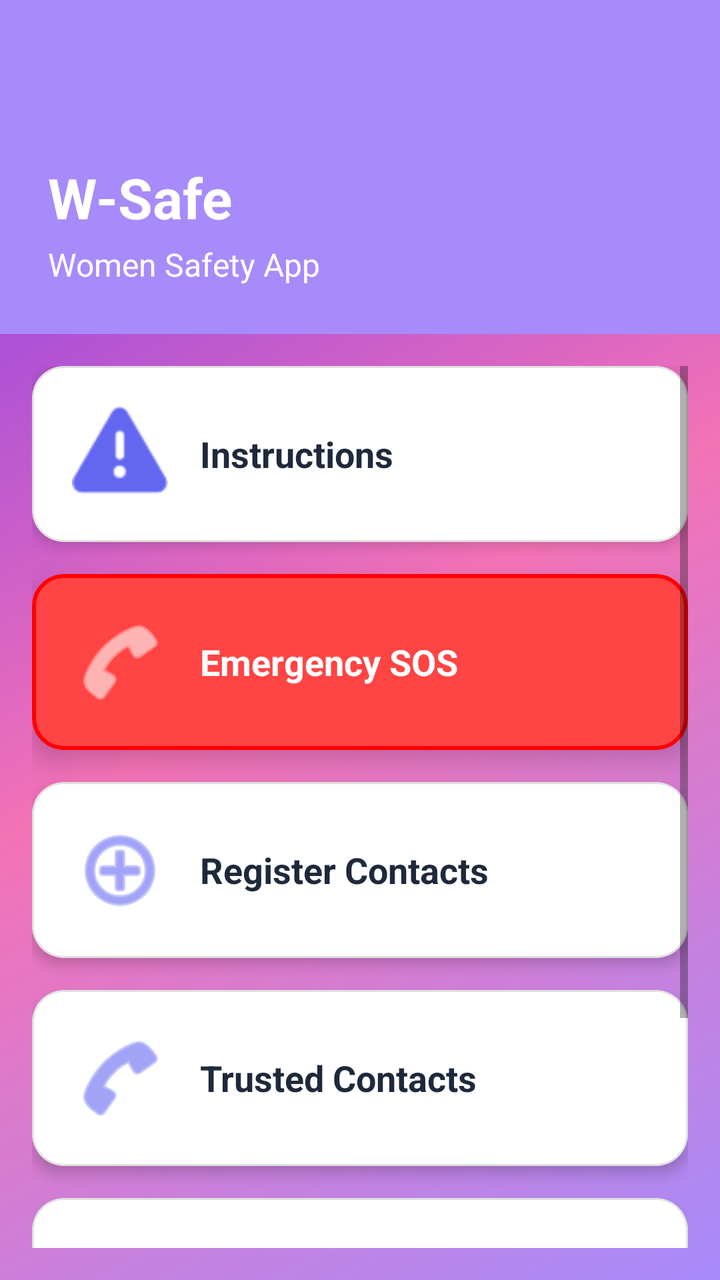
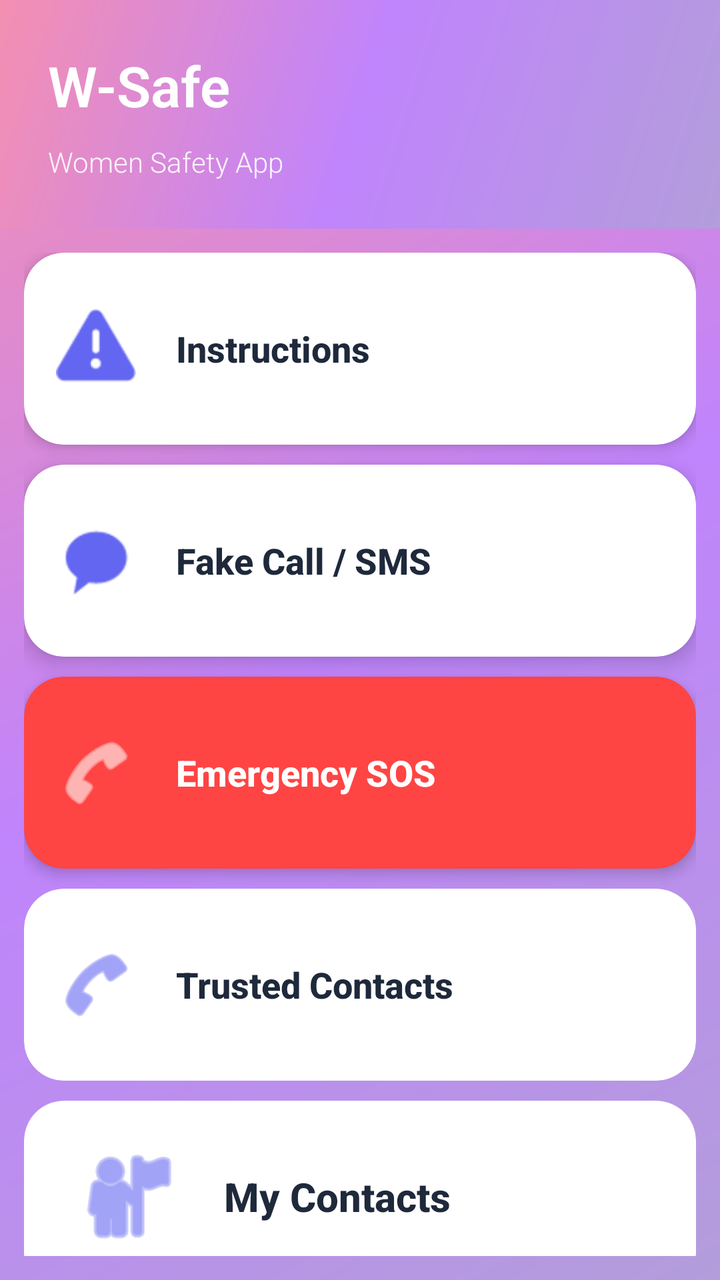

Two renders of the same Android screen: before a commit and after it. Below are the layout's source before the change and the commit's diff.
<!-- AndroidManifest.xml: application theme AppTheme -->
<!-- res/layout/app_bar_main.xml -->
<?xml version="1.0" encoding="utf-8"?>
<LinearLayout xmlns:android="http://schemas.android.com/apk/res/android"
    xmlns:app="http://schemas.android.com/apk/res-auto"
    xmlns:tools="http://schemas.android.com/tools"
    android:layout_width="match_parent"
    android:layout_height="match_parent"
    android:orientation="vertical"
    android:background="@drawable/gradient_background">

    <androidx.appcompat.widget.Toolbar
        android:id="@+id/toolbar"
        android:layout_width="match_parent"
        android:layout_height="?attr/actionBarSize"
        android:background="?attr/colorPrimary"
        app:popupTheme="@style/AppTheme.PopupOverlay" />

    
    <LinearLayout
        android:layout_width="match_parent"
        android:layout_height="wrap_content"
        android:orientation="vertical"
        android:padding="24dp"
        android:background="?attr/colorPrimary">

        <TextView
            android:layout_width="wrap_content"
            android:layout_height="wrap_content"
            android:text="W-Safe"
            android:textSize="28sp"
            android:textStyle="bold"
            android:textColor="@android:color/white"
            android:layout_marginBottom="4dp" />

        <TextView
            android:layout_width="wrap_content"
            android:layout_height="wrap_content"
            android:text="Women Safety App"
            android:textSize="16sp"
            android:textColor="@android:color/white" />

    </LinearLayout>

    
    <ScrollView
        android:layout_width="match_parent"
        android:layout_height="match_parent"
        android:padding="16dp">

        <LinearLayout
            android:layout_width="match_parent"
            android:layout_height="wrap_content"
            android:orientation="vertical">

            
            <com.google.android.material.card.MaterialCardView
                android:id="@+id/cardInstructions"
                android:layout_width="match_parent"
                android:layout_height="wrap_content"
                android:layout_marginBottom="16dp"
                app:cardCornerRadius="16dp"
                app:cardElevation="4dp"
                app:cardBackgroundColor="@android:color/white"
                app:strokeWidth="1dp"
                app:strokeColor="#E0E0E0">

                <LinearLayout
                    android:layout_width="match_parent"
                    android:layout_height="wrap_content"
                    android:orientation="horizontal"
                    android:padding="20dp"
                    android:gravity="center_vertical">

                    <ImageView
                        android:layout_width="48dp"
                        android:layout_height="48dp"
                        android:src="@android:drawable/ic_dialog_alert"
                        android:tint="#6366F1"
                        android:layout_marginEnd="16dp" />

                    <TextView
                        android:layout_width="wrap_content"
                        android:layout_height="wrap_content"
                        android:text="Instructions"
                        android:textSize="18sp"
                        android:textStyle="bold"
                        android:textColor="#1E293B" />

                </LinearLayout>

            </com.google.android.material.card.MaterialCardView>

            
            <com.google.android.material.card.MaterialCardView
                android:id="@+id/cardEmergencySOS"
                android:layout_width="match_parent"
                android:layout_height="wrap_content"
                android:layout_marginBottom="16dp"
                app:cardCornerRadius="16dp"
                app:cardElevation="8dp"
                app:cardBackgroundColor="#FF4444"
                app:strokeWidth="2dp"
                app:strokeColor="#FF0000">

                <LinearLayout
                    android:layout_width="match_parent"
                    android:layout_height="wrap_content"
                    android:orientation="horizontal"
                    android:padding="20dp"
                    android:gravity="center_vertical">

                    <ImageView
                        android:layout_width="48dp"
                        android:layout_height="48dp"
                        android:src="@android:drawable/ic_menu_call"
                        android:tint="@android:color/white"
                        android:layout_marginEnd="16dp" />

                    <TextView
                        android:layout_width="wrap_content"
                        android:layout_height="wrap_content"
                        android:text="Emergency SOS"
                        android:textSize="18sp"
                        android:textStyle="bold"
                        android:textColor="@android:color/white" />

                </LinearLayout>

            </com.google.android.material.card.MaterialCardView>

            
            <com.google.android.material.card.MaterialCardView
                android:id="@+id/cardRegisterContacts"
                android:layout_width="match_parent"
                android:layout_height="wrap_content"
                android:layout_marginBottom="16dp"
                app:cardCornerRadius="16dp"
                app:cardElevation="4dp"
                app:cardBackgroundColor="@android:color/white"
                app:strokeWidth="1dp"
                app:strokeColor="#E0E0E0">

                <LinearLayout
                    android:layout_width="match_parent"
                    android:layout_height="wrap_content"
                    android:orientation="horizontal"
                    android:padding="20dp"
                    android:gravity="center_vertical">

                    <ImageView
                        android:layout_width="48dp"
                        android:layout_height="48dp"
                        android:src="@android:drawable/ic_menu_add"
                        android:tint="#6366F1"
                        android:layout_marginEnd="16dp" />

                    <TextView
                        android:layout_width="wrap_content"
                        android:layout_height="wrap_content"
                        android:text="Register Contacts"
                        android:textSize="18sp"
                        android:textStyle="bold"
                        android:textColor="#1E293B" />

                </LinearLayout>

            </com.google.android.material.card.MaterialCardView>

            
            <com.google.android.material.card.MaterialCardView
                android:id="@+id/cardTrustedContacts"
                android:layout_width="match_parent"
                android:layout_height="wrap_content"
                android:layout_marginBottom="16dp"
                app:cardCornerRadius="16dp"
                app:cardElevation="4dp"
                app:cardBackgroundColor="@android:color/white"
                app:strokeWidth="1dp"
                app:strokeColor="#E0E0E0">

                <LinearLayout
                    android:layout_width="match_parent"
                    android:layout_height="wrap_content"
                    android:orientation="horizontal"
                    android:padding="20dp"
                    android:gravity="center_vertical">

                    <ImageView
                        android:layout_width="48dp"
                        android:layout_height="48dp"
                        android:src="@android:drawable/ic_menu_call"
                        android:tint="#6366F1"
                        android:layout_marginEnd="16dp" />

                    <TextView
                        android:layout_width="wrap_content"
                        android:layout_height="wrap_content"
                        android:text="Trusted Contacts"
                        android:textSize="18sp"
                        android:textStyle="bold"
                        android:textColor="#1E293B" />

                </LinearLayout>

            </com.google.android.material.card.MaterialCardView>

            
            <com.google.android.material.card.MaterialCardView
                android:id="@+id/cardMyContacts"
                android:layout_width="match_parent"
                android:layout_height="wrap_content"
                android:layout_marginBottom="16dp"
                app:cardCornerRadius="16dp"
                app:cardElevation="4dp"
                app:cardBackgroundColor="@android:color/white"
                app:strokeWidth="1dp"
                app:strokeColor="#E0E0E0">

                <LinearLayout
                    android:layout_width="match_parent"
                    android:layout_height="wrap_content"
                    android:orientation="horizontal"
                    android:padding="20dp"
                    android:gravity="center_vertical">

                    <ImageView
                        android:layout_width="48dp"
                        android:layout_height="48dp"
                        android:src="@android:drawable/ic_menu_myplaces"
                        android:tint="#6366F1"
                        android:layout_marginEnd="16dp" />

                    <TextView
                        android:layout_width="wrap_content"
                        android:layout_height="wrap_content"
                        android:text="My Contacts"
                        android:textSize="18sp"
                        android:textStyle="bold"
                        android:textColor="#1E293B" />

                </LinearLayout>

            </com.google.android.material.card.MaterialCardView>

            
            <com.google.android.material.card.MaterialCardView
                android:id="@+id/cardLiveLocation"
                android:layout_width="match_parent"
                android:layout_height="wrap_content"
                android:layout_marginBottom="16dp"
                app:cardCornerRadius="16dp"
                app:cardElevation="4dp"
                app:cardBackgroundColor="@android:color/white"
                app:strokeWidth="1dp"
                app:strokeColor="#E0E0E0">

                <LinearLayout
                    android:layout_width="match_parent"
                    android:layout_height="wrap_content"
                    android:orientation="horizontal"
                    android:padding="20dp"
                    android:gravity="center_vertical">

                    <ImageView
                        android:layout_width="48dp"
                        android:layout_height="48dp"
                        android:src="@android:drawable/ic_menu_mylocation"
                        android:tint="#6366F1"
                        android:layout_marginEnd="16dp" />

                    <TextView
                        android:layout_width="wrap_content"
                        android:layout_height="wrap_content"
                        android:text="Live Location"
                        android:textSize="18sp"
                        android:textStyle="bold"
                        android:textColor="#1E293B" />

                </LinearLayout>

            </com.google.android.material.card.MaterialCardView>

            
            <com.google.android.material.card.MaterialCardView
                android:id="@+id/cardAdminPanel"
                android:layout_width="match_parent"
                android:layout_height="wrap_content"
                android:layout_marginBottom="16dp"
                android:visibility="gone"
                app:cardCornerRadius="16dp"
                app:cardElevation="4dp"
                app:cardBackgroundColor="@android:color/white"
                app:strokeWidth="1dp"
                app:strokeColor="#E0E0E0">

                <LinearLayout
                    android:layout_width="match_parent"
                    android:layout_height="wrap_content"
                    android:orientation="horizontal"
                    android:padding="20dp"
                    android:gravity="center_vertical">

                    <ImageView
                        android:layout_width="48dp"
                        android:layout_height="48dp"
                        android:src="@android:drawable/ic_menu_manage"
                        android:tint="#6366F1"
                        android:layout_marginEnd="16dp" />

                    <TextView
                        android:layout_width="wrap_content"
                        android:layout_height="wrap_content"
                        android:text="Admin Panel"
                        android:textSize="18sp"
                        android:textStyle="bold"
                        android:textColor="#1E293B" />

                </LinearLayout>

            </com.google.android.material.card.MaterialCardView>

        </LinearLayout>

    </ScrollView>

    <FrameLayout
        android:id="@+id/content_frame"
        android:layout_width="match_parent"
        android:layout_height="match_parent" />

</LinearLayout>
<!-- resources referenced by this layout -->
<resources>
  <!-- drawable gradient_background (drawable) -->
  <?xml version="1.0" encoding="utf-8"?>
  <shape xmlns:android="http://schemas.android.com/apk/res/android">
      <gradient
          android:type="linear"
          android:angle="135"
          android:startColor="#A78BFA"
          android:centerColor="#F472B6"
          android:endColor="#7C3AED" />
  </shape>
  <style name="AppTheme.PopupOverlay" parent="ThemeOverlay.MaterialComponents.Light" />
  <style name="AppTheme" parent="Theme.MaterialComponents.Light.DarkActionBar">
          
          <item name="colorPrimary">@color/colorPrimary</item>
          <item name="colorPrimaryDark">@color/colorPrimaryDark</item>
          <item name="colorAccent">@color/colorAccent</item>
      </style>
  <color name="colorPrimary">#A78BFA</color>
  <color name="colorPrimaryDark">#7C3AED</color>
  <color name="colorAccent">#F472B6</color>
</resources>

<!-- the commit's change to res/layout/app_bar_main.xml (unified diff, before → after) -->
@@ -7,20 +7,14 @@
     android:orientation="vertical"
     android:background="@drawable/gradient_background">
 
-    <androidx.appcompat.widget.Toolbar
-        android:id="@+id/toolbar"
-        android:layout_width="match_parent"
-        android:layout_height="?attr/actionBarSize"
-        android:background="?attr/colorPrimary"
-        app:popupTheme="@style/AppTheme.PopupOverlay" />
-
     
     <LinearLayout
         android:layout_width="match_parent"
         android:layout_height="wrap_content"
         android:orientation="vertical"
         android:padding="24dp"
-        android:background="?attr/colorPrimary">
+        android:background="@drawable/gradient_background"
+        android:elevation="0dp">
 
         <TextView
             android:layout_width="wrap_content"
@@ -29,14 +23,17 @@
             android:textSize="28sp"
             android:textStyle="bold"
             android:textColor="@android:color/white"
-            android:layout_marginBottom="4dp" />
+            android:layout_marginBottom="10dp"
+            android:fontFamily="sans-serif-light" />
 
         <TextView
             android:layout_width="wrap_content"
             android:layout_height="wrap_content"
             android:text="Women Safety App"
-            android:textSize="16sp"
-            android:textColor="@android:color/white" />
+            android:textSize="14sp" 
+            android:textColor="@android:color/white"
+            android:alpha="0.9"
+            android:fontFamily="sans-serif-light" />
 
     </LinearLayout>
 
@@ -44,7 +41,9 @@
     <ScrollView
         android:layout_width="match_parent"
         android:layout_height="match_parent"
-        android:padding="16dp">
+        android:padding="12dp"
+        android:scrollbars="none"
+        android:background="@android:color/transparent">
 
         <LinearLayout
             android:layout_width="match_parent"
@@ -55,27 +54,29 @@
             <com.google.android.material.card.MaterialCardView
                 android:id="@+id/cardInstructions"
                 android:layout_width="match_parent"
-                android:layout_height="wrap_content"
-                android:layout_marginBottom="16dp"
-                app:cardCornerRadius="16dp"
+                android:layout_height="96dp"
+                android:layout_marginBottom="10dp"
+                app:cardCornerRadius="20dp"
                 app:cardElevation="4dp"
                 app:cardBackgroundColor="@android:color/white"
-                app:strokeWidth="1dp"
-                app:strokeColor="#E0E0E0">
-
-                <LinearLayout
-                    android:layout_width="match_parent"
-                    android:layout_height="wrap_content"
-                    android:orientation="horizontal"
-                    android:padding="20dp"
-                    android:gravity="center_vertical">
-
-                    <ImageView
-                        android:layout_width="48dp"
-                        android:layout_height="48dp"
+                app:strokeWidth="0dp"
+                android:clickable="true"
+                android:focusable="true"
+                android:foreground="?attr/selectableItemBackground">
+
+                <LinearLayout
+                    android:layout_width="match_parent"
+                    android:layout_height="match_parent"
+                    android:orientation="horizontal"
+                    android:padding="16dp"
+                    android:gravity="center_vertical">
+
+                    <ImageView
+                        android:layout_width="40dp"
+                        android:layout_height="40dp"
                         android:src="@android:drawable/ic_dialog_alert"
                         android:tint="#6366F1"
-                        android:layout_marginEnd="16dp" />
+                        android:layout_marginEnd="20dp" />
 
                     <TextView
                         android:layout_width="wrap_content"
@@ -83,7 +84,49 @@
                         android:text="Instructions"
                         android:textSize="18sp"
                         android:textStyle="bold"
-                        android:textColor="#1E293B" />
+                        android:textColor="#1E293B"
+                        android:fontFamily="sans-serif-medium" />
+
+                </LinearLayout>
+
+            </com.google.android.material.card.MaterialCardView>
+
+            
+            <com.google.android.material.card.MaterialCardView
+                android:id="@+id/cardFakeActions"
+                android:layout_width="match_parent"
+                android:layout_height="96dp"
+                android:layout_marginBottom="10dp"
+                app:cardCornerRadius="20dp"
+                app:cardElevation="6dp"
+                app:cardBackgroundColor="@android:color/white"
+                app:strokeWidth="0dp"
+                android:clickable="true"
+                android:focusable="true"
+                android:foreground="?attr/selectableItemBackground">
+
+                <LinearLayout
+                    android:layout_width="match_parent"
+                    android:layout_height="match_parent"
+                    android:orientation="horizontal"
+                    android:padding="16dp"
+                    android:gravity="center_vertical">
+
+                    <ImageView
+                        android:layout_width="40dp"
+                        android:layout_height="40dp"
+                        android:src="@android:drawable/sym_action_chat"
+                        android:tint="#6366F1"
+                        android:layout_marginEnd="20dp" />
+
+                    <TextView
+                        android:layout_width="wrap_content"
+                        android:layout_height="wrap_content"
+                        android:text="Fake Call / SMS"
+                        android:textSize="18sp"
+                        android:textStyle="bold"
+                        android:textColor="#1E293B"
+                        android:fontFamily="sans-serif-medium" />
 
                 </LinearLayout>
 
@@ -93,27 +136,29 @@
             <com.google.android.material.card.MaterialCardView
                 android:id="@+id/cardEmergencySOS"
                 android:layout_width="match_parent"
-                android:layout_height="wrap_content"
-                android:layout_marginBottom="16dp"
-                app:cardCornerRadius="16dp"
-                app:cardElevation="8dp"
+                android:layout_height="96dp"
+                android:layout_marginBottom="10dp"
+                app:cardCornerRadius="20dp"
+                app:cardElevation="4dp"
                 app:cardBackgroundColor="#FF4444"
-                app:strokeWidth="2dp"
-                app:strokeColor="#FF0000">
-
-                <LinearLayout
-                    android:layout_width="match_parent"
-                    android:layout_height="wrap_content"
-                    android:orientation="horizontal"
-                    android:padding="20dp"
-                    android:gravity="center_vertical">
-
-                    <ImageView
-                        android:layout_width="48dp"
-                        android:layout_height="48dp"
+                app:strokeWidth="0dp"
+                android:clickable="true"
+                android:focusable="true"
+                android:foreground="?attr/selectableItemBackground">
+
+                <LinearLayout
+                    android:layout_width="match_parent"
+                    android:layout_height="match_parent"
+                    android:orientation="horizontal"
+                    android:padding="16dp"
+                    android:gravity="center_vertical">
+
+                    <ImageView
+                        android:layout_width="40dp"
+                        android:layout_height="40dp"
                         android:src="@android:drawable/ic_menu_call"
                         android:tint="@android:color/white"
-                        android:layout_marginEnd="16dp" />
+                        android:layout_marginEnd="20dp" />
 
                     <TextView
                         android:layout_width="wrap_content"
@@ -121,45 +166,8 @@
                         android:text="Emergency SOS"
                         android:textSize="18sp"
                         android:textStyle="bold"
-                        android:textColor="@android:color/white" />
-
-                </LinearLayout>
-
-            </com.google.android.material.card.MaterialCardView>
-
-            
-            <com.google.android.material.card.MaterialCardView
-                android:id="@+id/cardRegisterContacts"
-                android:layout_width="match_parent"
-                android:layout_height="wrap_content"
-                android:layout_marginBottom="16dp"
-                app:cardCornerRadius="16dp"
-                app:cardElevation="4dp"
-                app:cardBackgroundColor="@android:color/white"
-                app:strokeWidth="1dp"
-                app:strokeColor="#E0E0E0">
-
-                <LinearLayout
-                    android:layout_width="match_parent"
-                    android:layout_height="wrap_content"
-                    android:orientation="horizontal"
-                    android:padding="20dp"
-                    android:gravity="center_vertical">
-
-                    <ImageView
-                        android:layout_width="48dp"
-                        android:layout_height="48dp"
-                        android:src="@android:drawable/ic_menu_add"
-                        android:tint="#6366F1"
-                        android:layout_marginEnd="16dp" />
-
-                    <TextView
-                        android:layout_width="wrap_content"
-                        android:layout_height="wrap_content"
-                        android:text="Register Contacts"
-                        android:textSize="18sp"
-                        android:textStyle="bold"
-                        android:textColor="#1E293B" />
+                        android:textColor="@android:color/white"
+                        android:fontFamily="sans-serif-medium" />
 
                 </LinearLayout>
 
@@ -169,27 +177,29 @@
             <com.google.android.material.card.MaterialCardView
                 android:id="@+id/cardTrustedContacts"
                 android:layout_width="match_parent"
-                android:layout_height="wrap_content"
-                android:layout_marginBottom="16dp"
-                app:cardCornerRadius="16dp"
-                app:cardElevation="4dp"
-                app:cardBackgroundColor="@android:color/white"
-                app:strokeWidth="1dp"
-                app:strokeColor="#E0E0E0">
-
-                <LinearLayout
-                    android:layout_width="match_parent"
-                    android:layout_height="wrap_content"
-                    android:orientation="horizontal"
-                    android:padding="20dp"
-                    android:gravity="center_vertical">
-
-                    <ImageView
-                        android:layout_width="48dp"
-                        android:layout_height="48dp"
+                android:layout_height="96dp"
+                android:layout_marginBottom="10dp"
+                app:cardCornerRadius="20dp"
+                app:cardElevation="0dp"
+                app:cardBackgroundColor="@android:color/white"
+                app:strokeWidth="0dp"
+                android:clickable="true"
+                android:focusable="true"
+                android:foreground="?attr/selectableItemBackground">
+
+                <LinearLayout
+                    android:layout_width="match_parent"
+                    android:layout_height="match_parent"
+                    android:orientation="horizontal"
+                    android:padding="16dp"
+                    android:gravity="center_vertical">
+
+                    <ImageView
+                        android:layout_width="40dp"
+                        android:layout_height="40dp"
                         android:src="@android:drawable/ic_menu_call"
                         android:tint="#6366F1"
-                        android:layout_marginEnd="16dp" />
+                        android:layout_marginEnd="20dp" />
 
                     <TextView
                         android:layout_width="wrap_content"
@@ -197,7 +207,8 @@
                         android:text="Trusted Contacts"
                         android:textSize="18sp"
                         android:textStyle="bold"
-                        android:textColor="#1E293B" />
+                        android:textColor="#1E293B"
+                        android:fontFamily="sans-serif-medium" />
 
                 </LinearLayout>
 
@@ -207,35 +218,38 @@
             <com.google.android.material.card.MaterialCardView
                 android:id="@+id/cardMyContacts"
                 android:layout_width="match_parent"
-                android:layout_height="wrap_content"
+                android:layout_height="96dp"
                 android:layout_marginBottom="16dp"
-                app:cardCornerRadius="16dp"
-                app:cardElevation="4dp"
-                app:cardBackgroundColor="@android:color/white"
-                app:strokeWidth="1dp"
-                app:strokeColor="#E0E0E0">
-
-                <LinearLayout
-                    android:layout_width="match_parent"
-                    android:layout_height="wrap_content"
-                    android:orientation="horizontal"
-                    android:padding="20dp"
-                    android:gravity="center_vertical">
-
-                    <ImageView
-                        android:layout_width="48dp"
-                        android:layout_height="48dp"
+                app:cardCornerRadius="20dp"
+                app:cardElevation="0dp"
+                app:cardBackgroundColor="@android:color/white"
+                app:strokeWidth="0dp"
+                android:clickable="true"
+                android:focusable="true"
+                android:foreground="?attr/selectableItemBackground">
+
+                <LinearLayout
+                    android:layout_width="match_parent"
+                    android:layout_height="match_parent"
+                    android:orientation="horizontal"
+                    android:padding="24dp"
+                    android:gravity="center_vertical">
+
+                    <ImageView
+                        android:layout_width="56dp"
+                        android:layout_height="56dp"
                         android:src="@android:drawable/ic_menu_myplaces"
                         android:tint="#6366F1"
-                        android:layout_marginEnd="16dp" />
+                        android:layout_marginEnd="20dp" />
 
                     <TextView
                         android:layout_width="wrap_content"
                         android:layout_height="wrap_content"
                         android:text="My Contacts"
-                        android:textSize="18sp"
-                        android:textStyle="bold"
-                        android:textColor="#1E293B" />
+                        android:textSize="20sp"
+                        android:textStyle="bold"
+                        android:textColor="#1E293B"
+                        android:fontFamily="sans-serif-medium" />
 
                 </LinearLayout>
 
@@ -245,35 +259,38 @@
             <com.google.android.material.card.MaterialCardView
                 android:id="@+id/cardLiveLocation"
                 android:layout_width="match_parent"
-                android:layout_height="wrap_content"
+                android:layout_height="96dp"
                 android:layout_marginBottom="16dp"
-                app:cardCornerRadius="16dp"
-                app:cardElevation="4dp"
-                app:cardBackgroundColor="@android:color/white"
-                app:strokeWidth="1dp"
-                app:strokeColor="#E0E0E0">
-
-                <LinearLayout
-                    android:layout_width="match_parent"
-                    android:layout_height="wrap_content"
-                    android:orientation="horizontal"
-                    android:padding="20dp"
-                    android:gravity="center_vertical">
-
-                    <ImageView
-                        android:layout_width="48dp"
-                        android:layout_height="48dp"
+                app:cardCornerRadius="20dp"
+                app:cardElevation="0dp"
+                app:cardBackgroundColor="@android:color/white"
+                app:strokeWidth="0dp"
+                android:clickable="true"
+                android:focusable="true"
+                android:foreground="?attr/selectableItemBackground">
+
+                <LinearLayout
+                    android:layout_width="match_parent"
+                    android:layout_height="match_parent"
+                    android:orientation="horizontal"
+                    android:padding="24dp"
+                    android:gravity="center_vertical">
+
+                    <ImageView
+                        android:layout_width="56dp"
+                        android:layout_height="56dp"
                         android:src="@android:drawable/ic_menu_mylocation"
                         android:tint="#6366F1"
-                        android:layout_marginEnd="16dp" />
+                        android:layout_marginEnd="20dp" />
 
                     <TextView
                         android:layout_width="wrap_content"
                         android:layout_height="wrap_content"
                         android:text="Live Location"
-                        android:textSize="18sp"
-                        android:textStyle="bold"
-                        android:textColor="#1E293B" />
+                        android:textSize="20sp"
+                        android:textStyle="bold"
+                        android:textColor="#1E293B"
+                        android:fontFamily="sans-serif-medium" />
 
                 </LinearLayout>
 
@@ -283,36 +300,39 @@
             <com.google.android.material.card.MaterialCardView
                 android:id="@+id/cardAdminPanel"
                 android:layout_width="match_parent"
-                android:layout_height="wrap_content"
+                android:layout_height="120dp"
                 android:layout_marginBottom="16dp"
                 android:visibility="gone"
-                app:cardCornerRadius="16dp"
-                app:cardElevation="4dp"
-                app:cardBackgroundColor="@android:color/white"
-                app:strokeWidth="1dp"
-                app:strokeColor="#E0E0E0">
-
-                <LinearLayout
-                    android:layout_width="match_parent"
-                    android:layout_height="wrap_content"
-                    android:orientation="horizontal"
-                    android:padding="20dp"
-                    android:gravity="center_vertical">
-
-                    <ImageView
-                        android:layout_width="48dp"
-                        android:layout_height="48dp"
+                app:cardCornerRadius="20dp"
+                app:cardElevation="0dp"
+                app:cardBackgroundColor="@android:color/white"
+                app:strokeWidth="0dp"
+                android:clickable="true"
+                android:focusable="true"
+                android:foreground="?attr/selectableItemBackground">
+
+                <LinearLayout
+                    android:layout_width="match_parent"
+                    android:layout_height="match_parent"
+                    android:orientation="horizontal"
+                    android:padding="24dp"
+                    android:gravity="center_vertical">
+
+                    <ImageView
+                        android:layout_width="56dp"
+                        android:layout_height="56dp"
                         android:src="@android:drawable/ic_menu_manage"
                         android:tint="#6366F1"
-                        android:layout_marginEnd="16dp" />
+                        android:layout_marginEnd="20dp" />
 
                     <TextView
                         android:layout_width="wrap_content"
                         android:layout_height="wrap_content"
                         android:text="Admin Panel"
-                        android:textSize="18sp"
-                        android:textStyle="bold"
-                        android:textColor="#1E293B" />
+                        android:textSize="20sp"
+                        android:textStyle="bold"
+                        android:textColor="#1E293B"
+                        android:fontFamily="sans-serif-medium" />
 
                 </LinearLayout>
 
<!-- resource entries referenced after the edit -->
@@ -6,11 +6,10 @@
       <gradient
           android:type="linear"
           android:angle="135"
-          android:startColor="#A78BFA"
-          android:centerColor="#F472B6"
-          android:endColor="#7C3AED" />
+          android:startColor="#B39DDB"
+          android:centerColor="#C084FC"
+          android:endColor="#F48FB1" />
   </shape>
-  <style name="AppTheme.PopupOverlay" parent="ThemeOverlay.MaterialComponents.Light" />
   <style name="AppTheme" parent="Theme.MaterialComponents.Light.DarkActionBar">
           
           <item name="colorPrimary">@color/colorPrimary</item>
